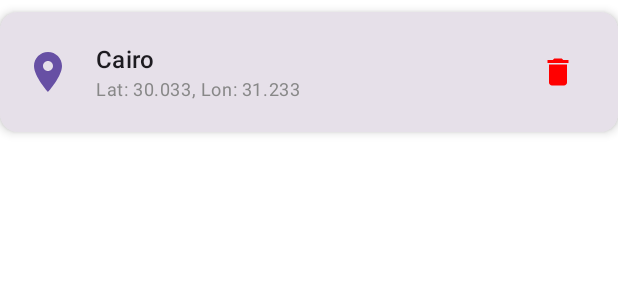
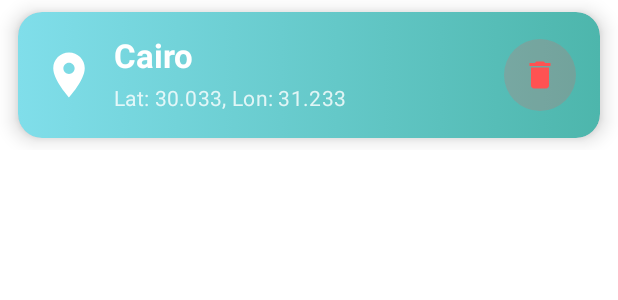
Before and after one commit to Youssef-Abdelkader/WeatherForcast, an Android app built with Jetpack Compose: the @Preview function PreviewFavoriteItem, on a phone screen of 412 x 824 dp. Shown: the top 300 px of the screen. Run offline under Robolectric (Android 15) with nearby library versions, the phone set to English and light mode, and no system bars; our stand-ins replace Room's generated code.

Commit message:
handle fav item

```diff
--- a/app/src/main/java/com/youssef/weatherforcast/Favourite/FavoriteScreen.kt
+++ b/app/src/main/java/com/youssef/weatherforcast/Favourite/FavoriteScreen.kt
@@ -1,8 +1,10 @@
 package com.youssef.weatherforcast.Favourite
+import androidx.compose.foundation.background
 import androidx.compose.foundation.lazy.items
 
 import androidx.compose.foundation.layout.*
 import androidx.compose.foundation.lazy.LazyColumn
+import androidx.compose.foundation.shape.CircleShape
 import androidx.compose.foundation.shape.RoundedCornerShape
 import androidx.compose.material.icons.Icons
 import androidx.compose.material.icons.filled.Delete
@@ -14,8 +16,12 @@ import androidx.compose.runtime.collectAsState
 import androidx.compose.runtime.getValue
 import androidx.compose.ui.Alignment
 import androidx.compose.ui.Modifier
+import androidx.compose.ui.draw.clip
+import androidx.compose.ui.draw.shadow
+import androidx.compose.ui.graphics.Brush
 import androidx.compose.ui.graphics.Color
 import androidx.compose.ui.platform.LocalContext
+import androidx.compose.ui.text.font.FontWeight
 import androidx.compose.ui.tooling.preview.Preview
 import androidx.compose.ui.unit.dp
 import androidx.lifecycle.viewmodel.compose.viewModel
@@ -67,55 +73,72 @@ fun FavoriteScreen(navController: NavController, repo: Repo) {
         }
     }
 }
-
-
 @Composable
 fun FavoriteItem(location: FavoriteLocation, onRemove: () -> Unit) {
     Card(
         modifier = Modifier
             .fillMaxWidth()
-            .padding(vertical = 8.dp),
-        elevation = CardDefaults.cardElevation(4.dp),
-        shape = RoundedCornerShape(12.dp)
+            .padding(vertical = 8.dp, horizontal = 12.dp)
+            .shadow(8.dp, shape = RoundedCornerShape(16.dp)),
+        shape = RoundedCornerShape(16.dp),
+        elevation = CardDefaults.cardElevation(6.dp)
+    ) {
+        Box(
+            modifier = Modifier
+                .background(
+                    brush = Brush.horizontalGradient(
+                        colors = listOf(Color(0xFF80DEEA), Color(0xFF4DB6AC))
+                    )
+                )
+                .padding(16.dp)
         ) {
             Row(
-            modifier = Modifier
-                .fillMaxWidth()
-                .padding(16.dp),
-            verticalAlignment = Alignment.CenterVertically
+                verticalAlignment = Alignment.CenterVertically,
+                horizontalArrangement = Arrangement.SpaceBetween,
+                modifier = Modifier.fillMaxWidth()
             ) {
                 Icon(
                     imageVector = Icons.Default.Place,
-                contentDescription = "أ",
-                tint = MaterialTheme.colorScheme.primary,
-                modifier = Modifier.size(32.dp)
+                    contentDescription = "Location",
+                    tint = Color.White,
+                    modifier = Modifier.size(36.dp)
                 )
 
-            Spacer(modifier = Modifier.width(16.dp))
+                Spacer(modifier = Modifier.width(12.dp))
 
-            Column(modifier = Modifier.weight(1f)) {
+                Column(
+                    modifier = Modifier.weight(1f)
+                ) {
                     Text(
                         text = location.locationName,
-                    style = MaterialTheme.typography.titleMedium,
-                    color = MaterialTheme.colorScheme.onSurface
+                        style = MaterialTheme.typography.titleLarge.copy(fontWeight = FontWeight.Bold),
+                        color = Color.White
                     )
+                    Spacer(modifier = Modifier.height(4.dp))
                     Text(
                         text = "Lat: ${location.latitude}, Lon: ${location.longitude}",
-                    style = MaterialTheme.typography.bodySmall,
-                    color = Color.Gray
+                        style = MaterialTheme.typography.bodyMedium,
+                        color = Color.White.copy(alpha = 0.8f)
                     )
                 }
 
-            IconButton(onClick = onRemove) {
+                IconButton(
+                    onClick = onRemove,
+                    modifier = Modifier
+                        .clip(CircleShape)
+                        .background(Color(0xFFFF5252).copy(alpha = 0.2f))
+                ) {
                     Icon(
                         imageVector = Icons.Default.Delete,
-                    contentDescription = "",
-                    tint = Color.Red
+                        contentDescription = "Remove",
+                        tint = Color(0xFFFF5252)
                     )
                 }
             }
         }
     }
+}
+
 
 @Preview(showBackground = true)
 @Composable
```
Lines whose indentation alone changed are shown as unchanged.
